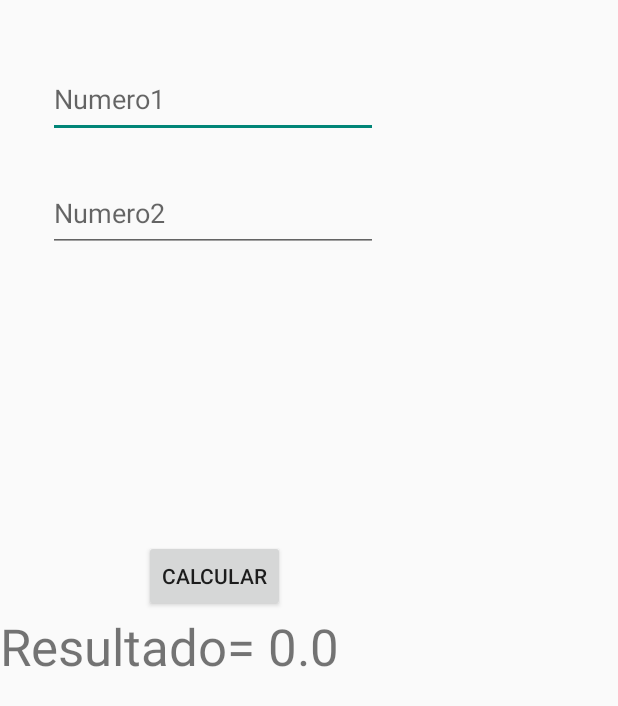
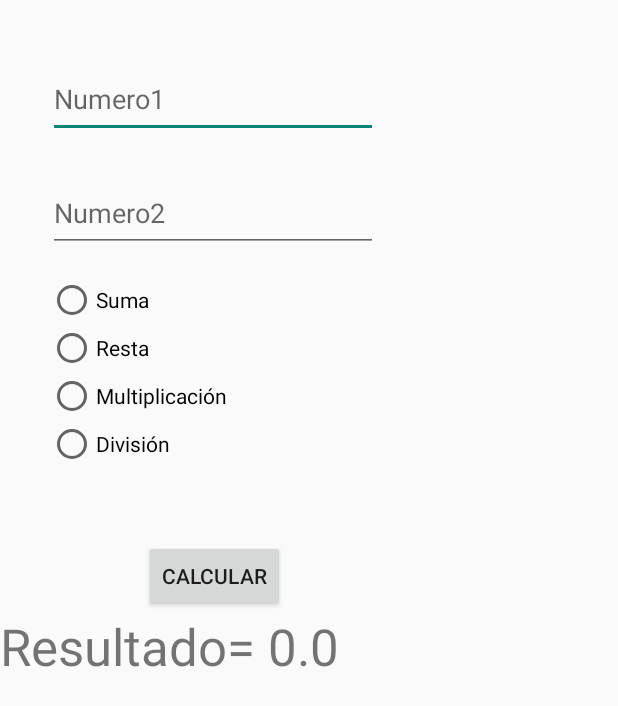
Before and after one commit to IDGS-901-22001804/IntroKotlin-901, an Android app built with Jetpack Compose: the layout activity_suma.xml on its own in the app's theme, with its tools: preview values and no code run, on a phone screen of 412 x 824 dp. Shown: the top 706 px of the screen. Run offline under Robolectric (Android 15) with nearby library versions, the phone set to English and light mode, and no system bars.

Commit message:
Update activity_suma.xml

```diff
--- a/app/src/main/res/layout/activity_suma.xml
+++ b/app/src/main/res/layout/activity_suma.xml
@@ -31,6 +31,40 @@
         app:layout_constraintStart_toStartOf="parent"
         app:layout_constraintTop_toBottomOf="@id/et1"
         />
+    <RadioGroup
+        android:id="@+id/rgOperaciones"
+        android:layout_width="wrap_content"
+        android:layout_height="wrap_content"
+        android:orientation="vertical"
+        app:layout_constraintTop_toBottomOf="@id/et2"
+        app:layout_constraintStart_toStartOf="parent"
+        android:layout_marginTop="16dp"
+        android:layout_marginStart="32dp">
+
+        <RadioButton
+            android:id="@+id/rbSuma"
+            android:layout_width="wrap_content"
+            android:layout_height="wrap_content"
+            android:text="Suma" />
+
+        <RadioButton
+            android:id="@+id/rbResta"
+            android:layout_width="wrap_content"
+            android:layout_height="wrap_content"
+            android:text="Resta" />
+
+        <RadioButton
+            android:id="@+id/rbMultiplicacion"
+            android:layout_width="wrap_content"
+            android:layout_height="wrap_content"
+            android:text="Multiplicación" />
+
+        <RadioButton
+            android:id="@+id/rbDivision"
+            android:layout_width="wrap_content"
+            android:layout_height="wrap_content"
+            android:text="División" />
+    </RadioGroup>
 
     <Button
         android:id="@+id/btn1"
```
